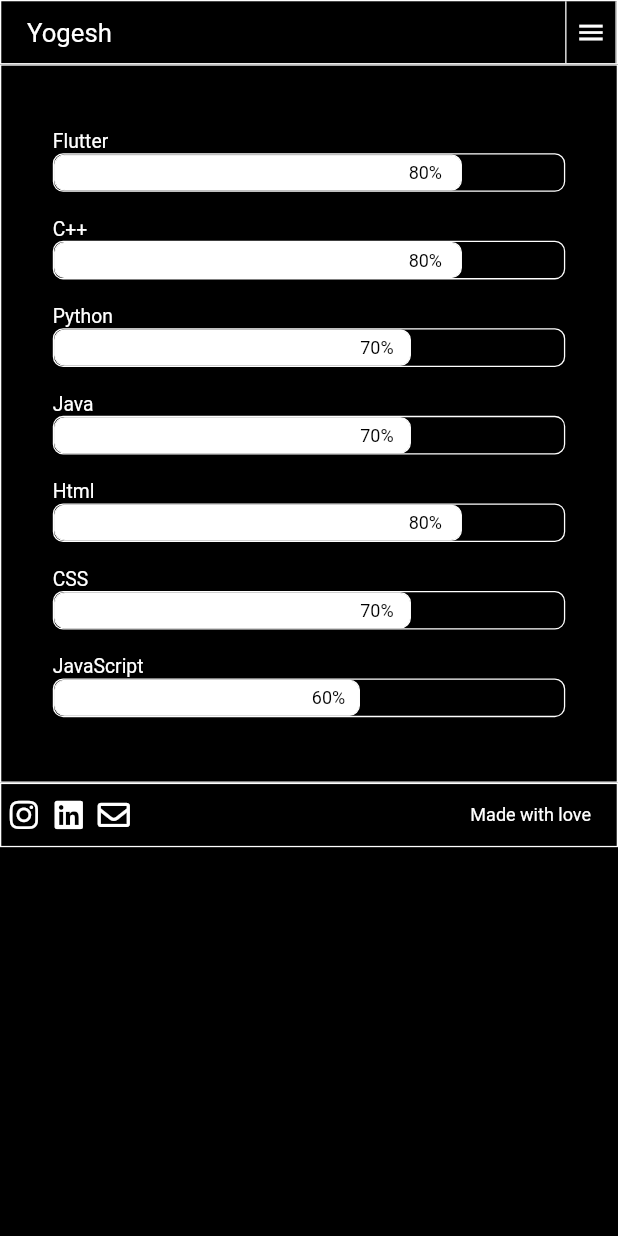
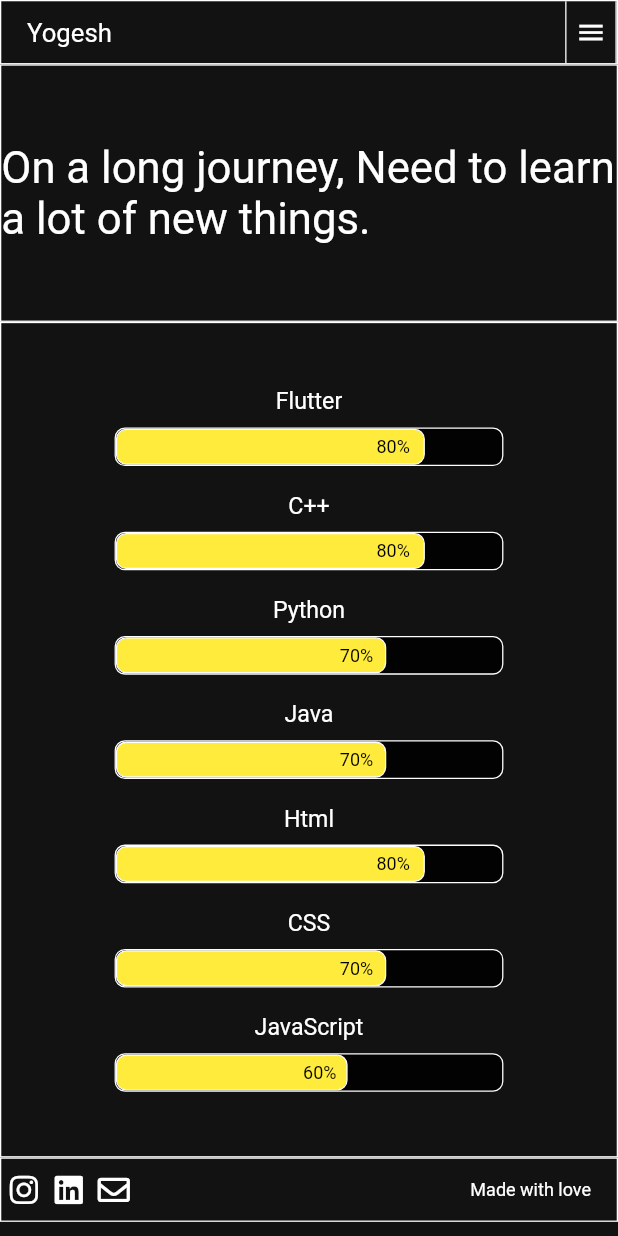
Before and after one commit to Yogeshk4124/yogeshk4124.github.io, a Flutter app: the Skills screen opened directly, on a phone screen of 412 x 824 dp. Run offline on Flutter 3.47's test engine with Material 2 defaults, Android fonts, the phone set to English and light mode, and no system bars; drawn by our look-alikes of flutter_animation_progress_bar; our stand-ins replace font_awesome_flutter, responsive_framework; missing offline and left inert: flutter_page_transition.

Commit message:
skills page modified and Project Page added

```diff
--- a/lib/NavBar.dart
+++ b/lib/NavBar.dart
@@ -1,7 +1,6 @@
 import 'package:flutter/cupertino.dart';
 import 'package:flutter/material.dart';
-
-import 'Pages/Skills.dart';
+import 'package:portfoliom/Pages/Skills.dart';
 
 class NavBar extends StatefulWidget {
   // BuildContext pageContext;
@@ -11,15 +10,15 @@ class NavBar extends StatefulWidget {
 }
 
 class _NavBarState extends State<NavBar> {
-  List<Color> navItemBgColor = [Colors.black87, Colors.black87, Colors.black87],
+  List<Color> navItemBgColor = [black, black, black],
       navItemTextColor = [Colors.white, Colors.white, Colors.white];
-  List navLinks = [Skills(), Skills(), Skills()];
+  List navLinks = ['/Skills', '/Projects', '/Projects'];
   @override
   Widget build(BuildContext context) {
     InkWell buildInkWell(String text, int index) {
       return InkWell(
         onTap: () {
-          Navigator.pushReplacementNamed(context, '/Skills');
+          Navigator.pushReplacementNamed(context, navLinks[index]);
           // Navigator.pushNamed(context, '/Skills');
           // Navigator.of(context).push(
           //     MaterialPageRoute(builder: (pageContext) => navLinks[index]));
@@ -29,9 +28,9 @@ class _NavBarState extends State<NavBar> {
           setState(() {
             if (isInside) {
               navItemBgColor[index] = Colors.white;
-              navItemTextColor[index] = Colors.black87;
+              navItemTextColor[index] = black;
             } else {
-              navItemBgColor[index] = Colors.black87;
+              navItemBgColor[index] = black;
               navItemTextColor[index] = Colors.white;
             }
           });
@@ -66,6 +65,11 @@ class _NavBarState extends State<NavBar> {
         children: [
           Expanded(
             flex: 3,
+            child: InkWell(
+              onTap: () {
+                Navigator.of(context).pushReplacementNamed('/');
+              },
+              onHover: (val) {},
               child: Container(
                 padding: EdgeInsets.only(left: 20),
                 child: Text(
@@ -73,6 +77,7 @@ class _NavBarState extends State<NavBar> {
                   style: TextStyle(
                     color: Colors.white,
                     fontSize: 20,
+                  ),
                 ),
               ),
             ),
--- a/lib/Pages/Skills.dart
+++ b/lib/Pages/Skills.dart
@@ -3,6 +3,8 @@ import 'package:flutter/material.dart';
 import 'package:flutter_animation_progress_bar/flutter_animation_progress_bar.dart';
 import 'package:portfoliom/CustomBuilder.dart';
 import 'package:portfoliom/NavBar.dart';
+
+Color black = Color(0xff121212);
 
 class Skills extends StatefulWidget {
   // const Skills({Key key}) : super(key: key);
@@ -15,7 +17,7 @@ class _SkillsState extends State<Skills> {
   @override
   Widget build(BuildContext context) {
     return Scaffold(
-      backgroundColor: Colors.black,
+      backgroundColor: black,
       body: SafeArea(
         child: Container(
           padding: (MediaQuery.of(context).size.width > 700)
@@ -29,6 +31,20 @@ class _SkillsState extends State<Skills> {
                 child: SingleChildScrollView(
                   child: Column(
                     children: [
+                      Container(
+                        height: 200,
+                        decoration: BoxDecoration(
+                          border: Border.all(color: Colors.white, width: 1),
+                        ),
+                        alignment: Alignment.center,
+                        child: Text(
+                          'On a long journey, Need to learn a lot of new things.',
+                          style: TextStyle(
+                            fontSize: 34,
+                            color: Colors.white,
+                          ),
+                        ),
+                      ),
                       Container(
                         decoration: BoxDecoration(
                           border: Border.all(color: Colors.white, width: 1),
@@ -63,19 +79,24 @@ class _SkillsState extends State<Skills> {
   Container buildSkillBar(String text, int percent) {
     return Container(
       margin: EdgeInsets.all(10),
+      padding: EdgeInsets.symmetric(
+          horizontal: MediaQuery.of(context).size.width * 0.1),
       child: Column(
-        crossAxisAlignment: CrossAxisAlignment.start,
+        crossAxisAlignment: CrossAxisAlignment.center,
         children: [
           Text(
             text,
-            style: TextStyle(color: Colors.white, fontSize: 15),
-            textAlign: TextAlign.left,
+            style: TextStyle(color: Colors.white, fontSize: 18),
+            // textAlign: TextAlign.left,
+          ),
+          SizedBox(
+            height: 10,
           ),
           FAProgressBar(
             currentValue: percent,
             displayText: '%',
             backgroundColor: Colors.black87,
-            progressColor: Colors.white,
+            progressColor: Colors.yellow,
             displayTextStyle: TextStyle(color: Colors.black),
             border: Border(
               right: BorderSide(color: Colors.white),
--- a/lib/main.dart
+++ b/lib/main.dart
@@ -4,6 +4,7 @@ import 'package:responsive_framework/responsive_wrapper.dart';
 import 'package:responsive_framework/utils/scroll_behavior.dart';
 
 import 'Pages/MyHomePage.dart';
+import 'Pages/Projects.dart';
 import 'Pages/Skills.dart';
 
 void main() {
@@ -44,6 +45,8 @@ class MyApp extends StatelessWidget {
                     return MyHomePage(title: 'dsds');
                   case '/Skills':
                     return Skills();
+                  case '/Projects':
+                    return Projects();
                   default:
                     return Skills();
                 }
```
Also changed, not shown: lib/Pages/Projects.dart (added, +26 -0 lines). Lines whose indentation alone changed are shown as unchanged.
